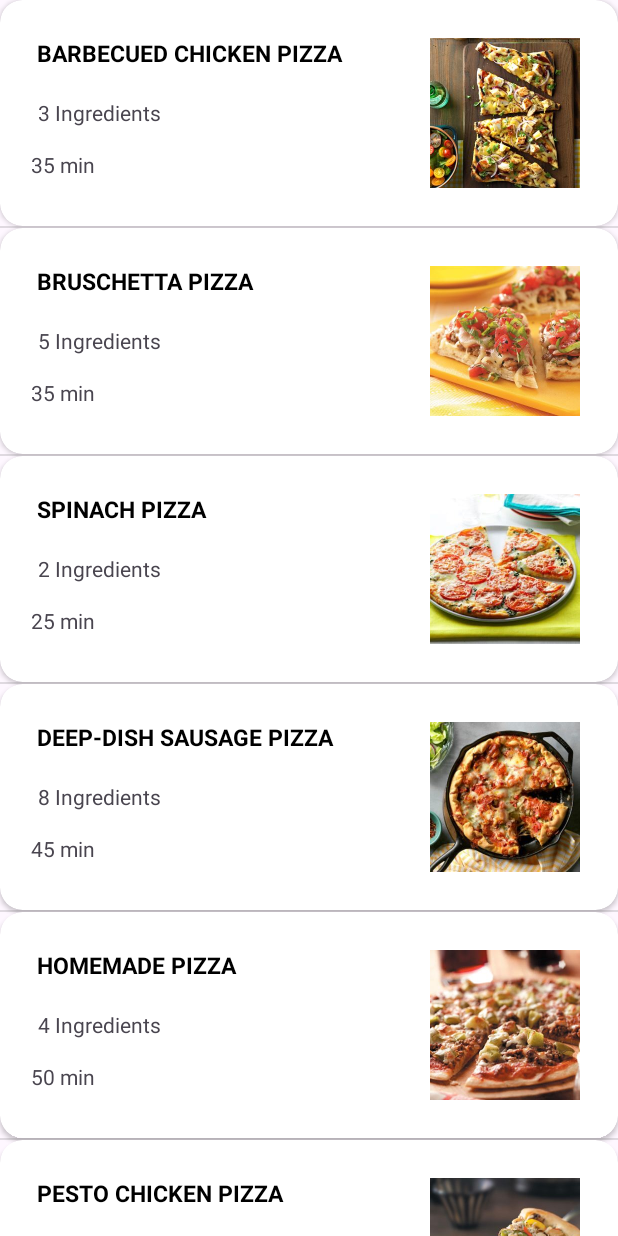
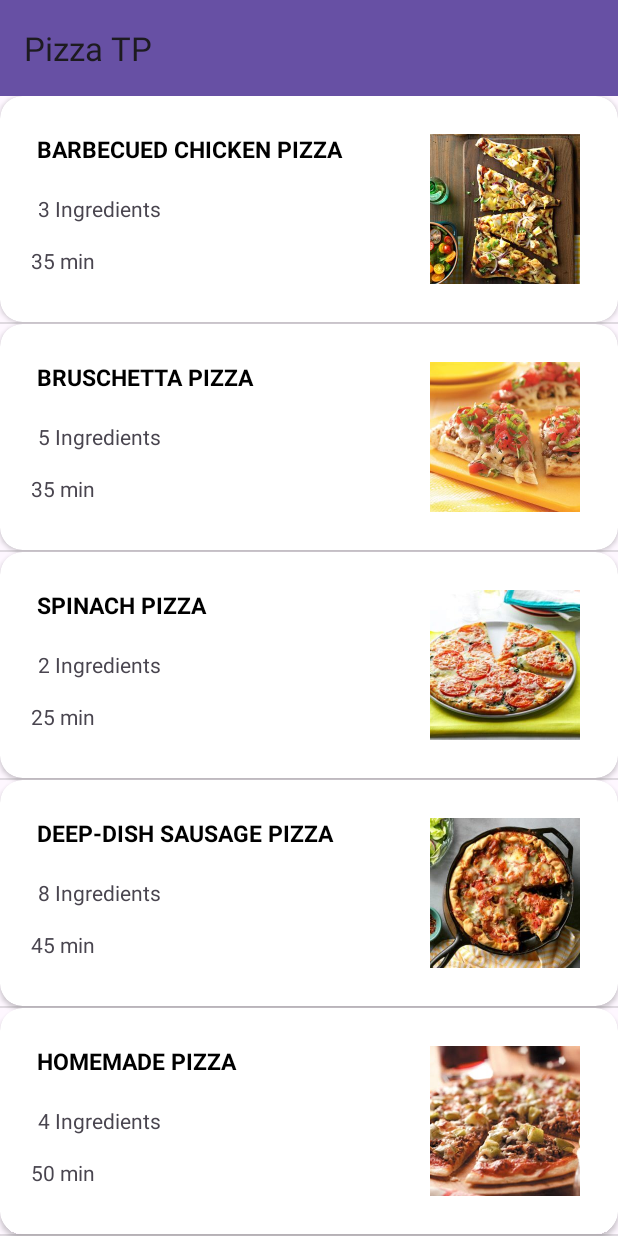
Before and after one commit to AbderrahmaneOd/PizzaApplication, an Android app: the screen it shows after launch (ListPizzaActivity), on a phone screen of 412 x 824 dp. Run offline under Robolectric (Android 15) with nearby library versions, the phone set to English and light mode, and no system bars.

Commit message:
add ToolBar

```diff
--- a/app/src/main/java/com/projet/pizza/ListPizzaActivity.java
+++ b/app/src/main/java/com/projet/pizza/ListPizzaActivity.java
@@ -1,6 +1,7 @@
 package com.projet.pizza;
 
 import androidx.appcompat.app.AppCompatActivity;
+import androidx.appcompat.widget.Toolbar;
 
 import android.content.Intent;
 import android.os.Bundle;
@@ -20,6 +21,12 @@ public class ListPizzaActivity extends AppCompatActivity {
     protected void onCreate(Bundle savedInstanceState) {
         super.onCreate(savedInstanceState);
         setContentView(R.layout.activity_list_pizza);
+
+        // Find the toolbar view inside the activity layout
+        Toolbar toolbar = (Toolbar) findViewById(R.id.toolbar);
+        // Sets the Toolbar to act as the ActionBar for this Activity window.
+        // Make sure the toolbar exists in the activity and is not null
+        setSupportActionBar(toolbar);
 
         liste  =  findViewById(R.id.liste);
 
--- a/app/src/main/res/layout/activity_list_pizza.xml
+++ b/app/src/main/res/layout/activity_list_pizza.xml
@@ -4,6 +4,14 @@
     android:layout_width="match_parent"
     android:layout_height="match_parent"
     android:orientation="vertical">
+
+    <androidx.appcompat.widget.Toolbar
+        android:id="@+id/toolbar"
+        android:layout_width="match_parent"
+        android:layout_height="wrap_content"
+        android:background="?attr/colorPrimary"
+        android:minHeight="?attr/actionBarSize"
+        android:theme="?attr/actionBarTheme" />
 
     <ListView
         android:id="@+id/liste"
```
